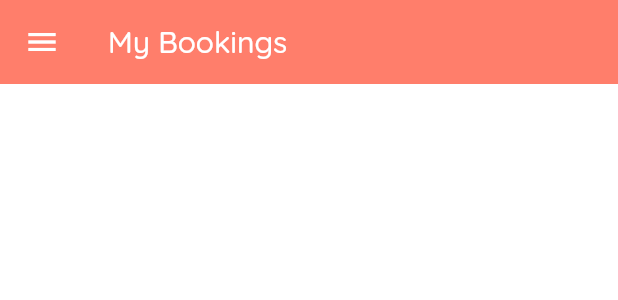
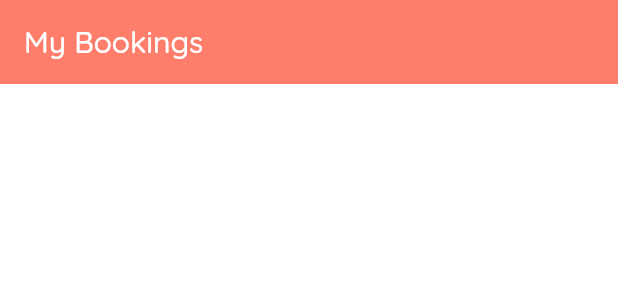
Before and after one commit to Stormers-one/passenger_app, a Flutter app: the DrawerBuild widget shown alone on an empty page, opened directly, after a tap on "My Bookings", on a phone screen of 412 x 824 dp. Shown: the top 300 px of the screen. Run offline on Flutter 3.47's test engine with Material 2 defaults, Android fonts, the phone set to English and light mode, and no system bars; our stand-ins replace cloud_firestore, firebase_auth, firebase_core, firebase_storage, flutter_spinkit, fluttertoast and 7 more; missing offline and left inert: razorpay_flutter; accounts and stored records are empty; network calls fail.

Commit message:
fix errors

```diff
--- a/lib/Menu/Booking/bookings_list.dart
+++ b/lib/Menu/Booking/bookings_list.dart
@@ -1,7 +1,6 @@
 import 'package:flutter/material.dart';
 import 'package:passenger_app/shared/model/ticketmodel.dart';
 import 'package:passenger_app/Shared/services/firebaseServices/database.dart';
-import 'package:passenger_app/shared/drawer.dart';
 import 'package:passenger_app/shared/model/user.dart';
 import 'package:provider/provider.dart';
 import 'package:passenger_app/shared/Styling/colors.dart';
@@ -23,7 +22,7 @@ class BookingList extends StatelessWidget {
             title: Text('My Bookings'),
             backgroundColor: appBarColor,
           ),
-          drawer: DrawerBuild(),
+          // drawer: DrawerBuild(),
           body: BookLister(),
         ),
       ),
@@ -40,6 +39,7 @@ class _BookListerState extends State<BookLister> {
   @override
   Widget build(BuildContext context) {
     final book = Provider.of<List<TicketData>>(context);
+    print(book);
     book.forEach((f) {
       print(f.bookid);
     });
--- a/lib/Menu/Booking/confirmation.dart
+++ b/lib/Menu/Booking/confirmation.dart
@@ -69,6 +69,7 @@ class _BookingConfirm extends State<BookingConfirm> {
   @override
   Widget build(BuildContext context) {
     final user = Provider.of<User>(context);
+    print(user.uid!);
     return loading
         ? Loading()
         : MaterialApp(
--- a/lib/Menu/Maps/maps.dart
+++ b/lib/Menu/Maps/maps.dart
@@ -10,7 +10,6 @@ import 'mapview.dart';
 import 'package:provider/provider.dart';
 import 'package:passenger_app/shared/Styling/colors.dart';
 import '../../Shared/services/mapServices/mapState.dart';
-import 'package:cloud_firestore/cloud_firestore.dart' as firestore;
 
 class Maps extends StatefulWidget {
   @override
--- a/lib/Menu/Tracking/mapview.dart
+++ b/lib/Menu/Tracking/mapview.dart
@@ -68,8 +68,9 @@ class _MapView extends State<MapView> {
   }
 
   void _updateCameraPosition(CameraPosition position) {
+    print(_position);
     setState(() {
-      _position = position;
+      this._position = position;
     });
   }
 
--- a/lib/Menu/reports.dart
+++ b/lib/Menu/reports.dart
@@ -5,7 +5,6 @@ import 'package:passenger_app/shared/Styling/colors.dart';
 import 'package:passenger_app/shared/constants.dart';
 import 'package:fluttertoast/fluttertoast.dart';
 import 'help.dart';
-import 'package:passenger_app/shared/Styling/colors.dart';
 
 var loading = false;
 
--- a/lib/User/profile.dart
+++ b/lib/User/profile.dart
@@ -27,7 +27,7 @@ class _ProfileState extends State<Profile> {
       );
     }
 
-    final user = Provider.of<User>(context);
+    final userID = Provider.of<User>(context);
     return /*profrefresher? Loading():*/ MaterialApp(
       title: 'Profile',
       home: Scaffold(
@@ -86,7 +86,7 @@ class _ProfileState extends State<Profile> {
                         ],
                       ),
                       StreamBuilder<UserData>(
-                        stream: DatabaseService(uid: user.uid!).userData,
+                        stream: DatabaseService(uid: userID.uid!).userData,
                         builder: (context, snapshot) {
                           if (snapshot.hasData) {
                             UserData userData = snapshot.data!;
--- a/lib/User/profile_settings.dart
+++ b/lib/User/profile_settings.dart
@@ -9,7 +9,6 @@ import 'package:passenger_app/shared/Styling/buttonStyles.dart';
 import 'package:passenger_app/shared/loading.dart';
 import 'package:provider/provider.dart';
 import 'package:passenger_app/shared/model/user.dart';
-import 'package:passenger_app/shared/Styling/colors.dart';
 import 'package:passenger_app/shared/constants.dart';
 
 class SettingsForm extends StatefulWidget {
--- a/lib/Wrapper.dart
+++ b/lib/Wrapper.dart
@@ -9,10 +9,11 @@ class Wrapper extends StatelessWidget {
   @override
   Widget build(BuildContext context) {
     final user = Provider.of<User>(context);
-    if (user == null) {
+    if (user.uid == null) {
       return LoginPage();
     } else {
       userID = user.uid;
+      print("[Wrapper]User is :" + userID.toString());
       return Homepage();
     }
     //return Homepage();
--- a/lib/homepage.dart
+++ b/lib/homepage.dart
@@ -4,6 +4,8 @@ import 'package:passenger_app/Shared/services/firebaseServices/auth.dart';
 import 'package:passenger_app/shared/Styling/colors.dart';
 import 'package:passenger_app/shared/constants.dart';
 import 'package:passenger_app/shared/drawer.dart';
+import 'package:passenger_app/shared/model/user.dart';
+import 'package:provider/provider.dart';
 import 'shared/Styling/homepageButtons/button.dart';
 import 'shared/Styling/homepageButtons/data.dart';
 
@@ -19,6 +21,8 @@ class _HomepageState extends State<Homepage> {
   final buttonHome = Buttons.fetchAll();
   @override
   Widget build(BuildContext context) {
+    final userID = Provider.of<User>(context);
+    print(userID.uid);
     return MaterialApp(
       theme: ThemeData(fontFamily: 'Quicksand-Medium'),
       debugShowCheckedModeBanner: false,
@@ -45,7 +49,7 @@ class _HomepageState extends State<Homepage> {
                 clickStatLogin = false;
                 clickStatRegister = false;
                 await _auth.signOut();
-                Navigator.push(
+                Navigator.pop(
                   context,
                   MaterialPageRoute(builder: (context) => Wrapper()),
                 );
--- a/lib/shared/drawer.dart
+++ b/lib/shared/drawer.dart
@@ -4,8 +4,9 @@ import 'package:passenger_app/Menu/Booking/bookings_list.dart';
 import 'package:passenger_app/Menu/help.dart';
 import 'package:passenger_app/User/profile.dart';
 import 'package:passenger_app/shared/loading.dart';
+import 'package:passenger_app/shared/model/user.dart';
+import 'package:provider/provider.dart';
 import 'constants.dart';
-import 'package:passenger_app/homepage.dart';
 import 'package:passenger_app/shared/Styling/colors.dart';
 
 class DrawerBuild extends StatefulWidget {
@@ -15,6 +16,8 @@ class DrawerBuild extends StatefulWidget {
 class _DrawerBuild extends State<DrawerBuild> {
   @override
   Widget build(BuildContext context) {
+    final userID = Provider.of<User>(context);
+    print(userID.uid);
     return new Drawer(
       child: ListView(
         padding: EdgeInsets.zero,
@@ -32,19 +35,19 @@ class _DrawerBuild extends State<DrawerBuild> {
               ),
             ),
           ),
-          ListTile(
-            leading: Icon(Icons.home),
-            title: Text('Home',
-                style: TextStyle(
-                  fontFamily: 'Quicksand-Bold',
-                )),
-            onTap: () {
-              Navigator.push(
-                context,
-                MaterialPageRoute(builder: (context) => Homepage()),
-              );
-            },
-          ),
+          // ListTile(
+          //   leading: Icon(Icons.home),
+          //   title: Text('Home',
+          //       style: TextStyle(
+          //         fontFamily: 'Quicksand-Bold',
+          //       )),
+          //   onTap: () {
+          //     Navigator.push(
+          //       context,
+          //       MaterialPageRoute(builder: (context) => Homepage()),
+          //     );
+          //   },
+          // ),
           ListTile(
             leading: Icon(Icons.account_circle),
             title: Text('Profile',
--- a/lib/shared/model/busStatic.dart
+++ b/lib/shared/model/busStatic.dart
@@ -1,5 +1,4 @@
 import 'package:cloud_firestore/cloud_firestore.dart';
-import 'package:google_maps_flutter/google_maps_flutter.dart';
 
 class BusStatic {
   final String? busId;
--- a/lib/shared/services/firebaseServices/Signing_and_Auth/loginPage.dart
+++ b/lib/shared/services/firebaseServices/Signing_and_Auth/loginPage.dart
@@ -1,9 +1,6 @@
-import 'dart:io';
 import 'package:flutter/material.dart';
 import 'package:passenger_app/Shared/services/firebaseServices/Signing_and_Auth/resetpassword.dart';
 import 'package:firebase_auth/firebase_auth.dart';
-// import 'package:flutter_signin_button/flutter_signin_button.dart';
-// import 'package:google_sign_in/google_sign_in.dart';
 import 'package:passenger_app/Shared/services/firebaseServices/auth.dart';
 import 'package:passenger_app/shared/Styling/buttonStyles.dart';
 import 'package:passenger_app/shared/services/firebaseServices/Signing_and_Auth/register.dart';
@@ -11,8 +8,6 @@ import 'package:passenger_app/shared/services/firebaseServices/Signing_and_Auth/
 import 'package:passenger_app/shared/constants.dart';
 import 'package:passenger_app/shared/loading.dart';
 import 'package:passenger_app/shared/Styling/colors.dart';
-
-final FirebaseAuth _auth = FirebaseAuth.instance;
 
 class LoginPage extends StatefulWidget {
   // final Function toggleView;
--- a/lib/shared/services/firebaseServices/database.dart
+++ b/lib/shared/services/firebaseServices/database.dart
@@ -99,7 +99,7 @@ class DatabaseService {
       return TicketData(
         bookid: doc['Booking ID'],
         booktime: doc['Booking Time'].toString(),
-        bookfare: doc['fare'].toString(),
+        bookfare: doc['Fare'].toString(),
         bookfrom: doc['From'],
         bookto: doc['To'],
         bookphno: doc['Phone Number'],
--- a/lib/shared/services/firebaseServices/fireStorage/fireStorageState.dart
+++ b/lib/shared/services/firebaseServices/fireStorage/fireStorageState.dart
@@ -15,7 +15,7 @@ class FireStorageState with ChangeNotifier {
 
   Future<void> _getImageFromFireStorage() async {
     try {
-      if (await FirebaseStorage.instance
+      if (FirebaseStorage.instance
           .ref('profile_image/$userID')
           .fullPath
           .isNotEmpty) {
--- a/lib/shared/services/mapServices/mapState.dart
+++ b/lib/shared/services/mapServices/mapState.dart
@@ -5,7 +5,6 @@ import 'package:passenger_app/shared/Styling/colors.dart';
 import 'package:passenger_app/shared/model/busStatic.dart';
 import 'googlemapservice.dart';
 import 'package:geocoding/geocoding.dart';
-import 'package:cloud_firestore/cloud_firestore.dart' as firestore;
 
 class MapState with ChangeNotifier {
   static LatLng _initialPosition = LatLng(0.0, 0.0);
@@ -188,7 +187,7 @@ class MapState with ChangeNotifier {
 //  LOADING INITIAL POSITION
   void _loadingInitialPosition() async {
     await Future.delayed(Duration(seconds: 5)).then((v) {
-      if (_initialPosition == null) {
+      if (_initialPosition == LatLng(0.0, 0.0)) {
         locationServiceActive = false;
         notifyListeners();
       }
```
Also changed, not shown: lib/Menu/Booking/booking.dart (+5 -2 lines), lib/shared/services/firebaseServices/auth.dart (+8 -0 lines).
